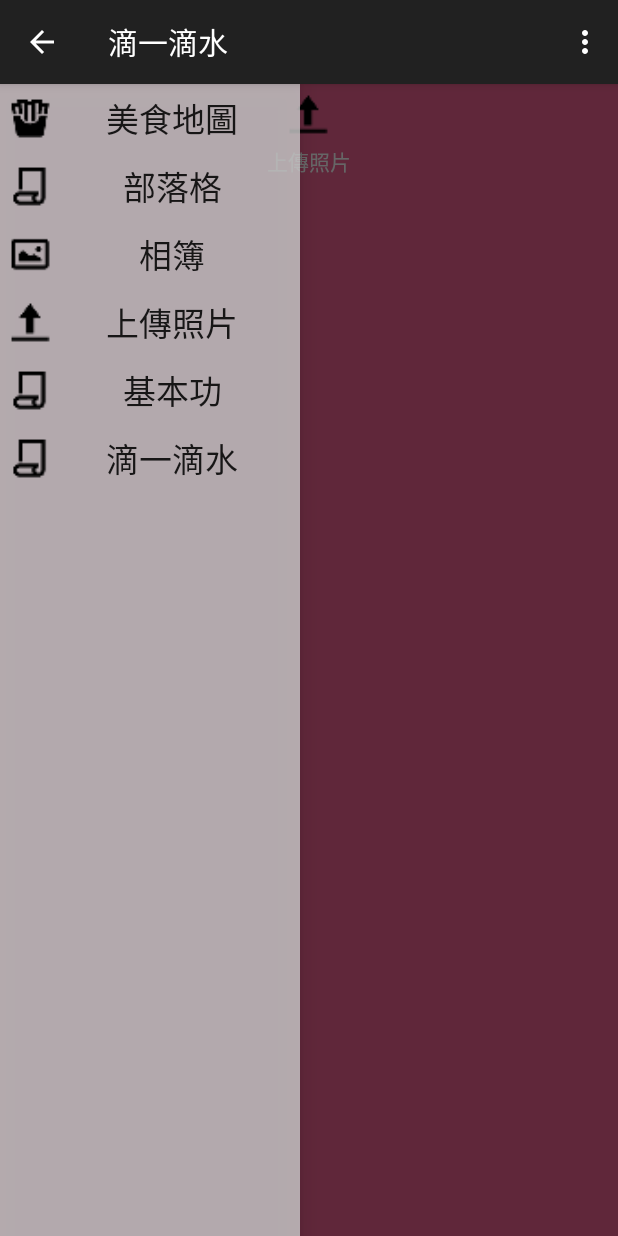
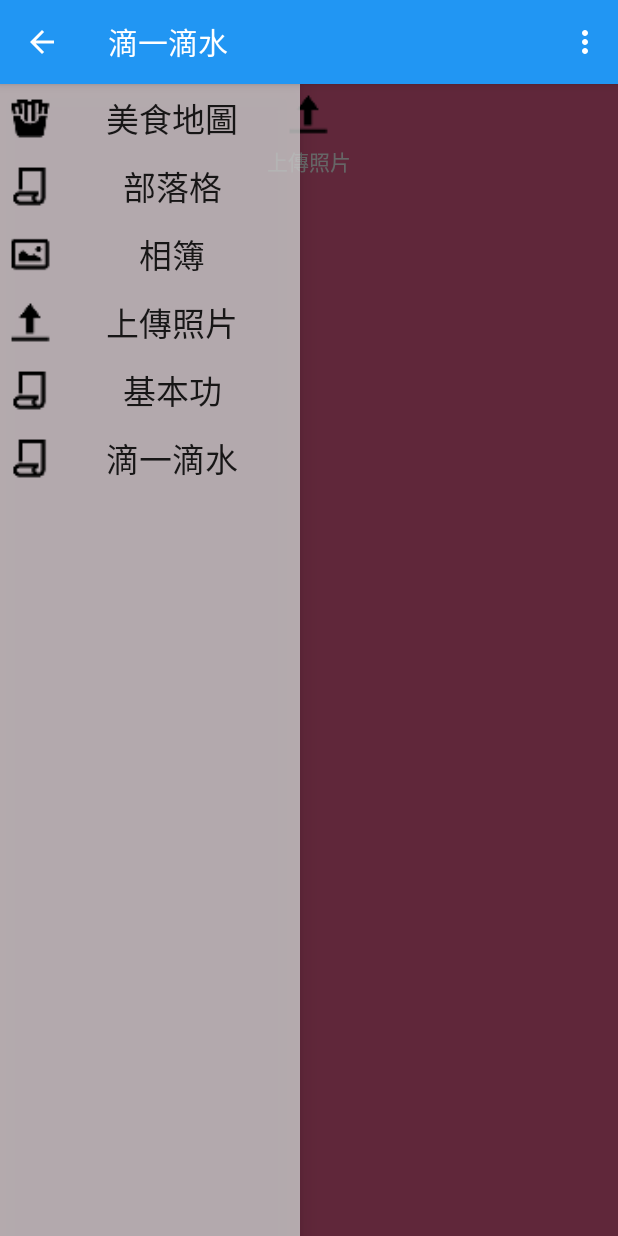
Before and after one commit to colonsong/Waterdrop, an Android app: the screen it shows after launch (MainActivity), on a phone screen of 412 x 824 dp. Run offline under Robolectric (Android 15) with nearby library versions, the phone set to English and light mode, and no system bars; pictures from the network do not load; 9 statements that could not run were skipped.

Commit message:
theme chage

```diff
--- a/app/src/main/java/tw/waterdrop/waterdrop/fragment/NavigationDrawerFragment.java
+++ b/app/src/main/java/tw/waterdrop/waterdrop/fragment/NavigationDrawerFragment.java
@@ -283,10 +283,7 @@ public class NavigationDrawerFragment extends Fragment {
             return true;
         }
 
-        if (item.getItemId() == R.id.action_example) {
-            Toast.makeText(getActivity(), "Example action.", Toast.LENGTH_SHORT).show();
-            return true;
-        }
+
 
         return super.onOptionsItemSelected(item);
     }
--- a/app/src/main/res/menu/main.xml
+++ b/app/src/main/res/menu/main.xml
@@ -1,8 +1,7 @@
 <menu xmlns:android="http://schemas.android.com/apk/res/android"
     xmlns:app="http://schemas.android.com/apk/res-auto"
     xmlns:tools="http://schemas.android.com/tools" tools:context=".MainActivity">
-    <item android:id="@+id/action_example" android:title="@string/action_example"
-        app:showAsAction="withText|ifRoom" />
+
     <item android:id="@+id/action_settings" android:title="@string/action_settings"
         android:orderInCategory="100" app:showAsAction="never" />
 </menu>
--- /dev/null
+++ b/app/src/main/res/values-v21/styles.xml
@@ -0,0 +1,11 @@
+<?xml version="1.0" encoding="utf-8"?>
+<resources>
+
+    <style name="AppTheme" parent="Theme.AppCompat.Light.DarkActionBar">
+        <!-- Customize your theme here. -->
+        <item name="android:actionBarStyle">@style/MyActionBar</item>
+        <item name="android:navigationBarColor">@color/black</item>
+
+
+    </style>
+</resources>
--- a/app/src/main/res/values/colors.xml
+++ b/app/src/main/res/values/colors.xml
@@ -2,4 +2,6 @@
 <resources>
     <color name="main_pink">#FF2D9B</color>
     <color name="primary_material_light_1">#3f51b5</color>
+    <color name="primary_material_dark">#2196f3</color>
+    <color name="black">#8c0606</color>
 </resources>
--- a/app/src/main/res/values/styles.xml
+++ b/app/src/main/res/values/styles.xml
@@ -4,6 +4,7 @@
     <style name="AppTheme" parent="Theme.AppCompat.Light.DarkActionBar">
         <!-- Customize your theme here. -->
         <item name="android:actionBarStyle">@style/MyActionBar</item>
+
 
     </style>
     <!-- ActionBar styles -->
```
